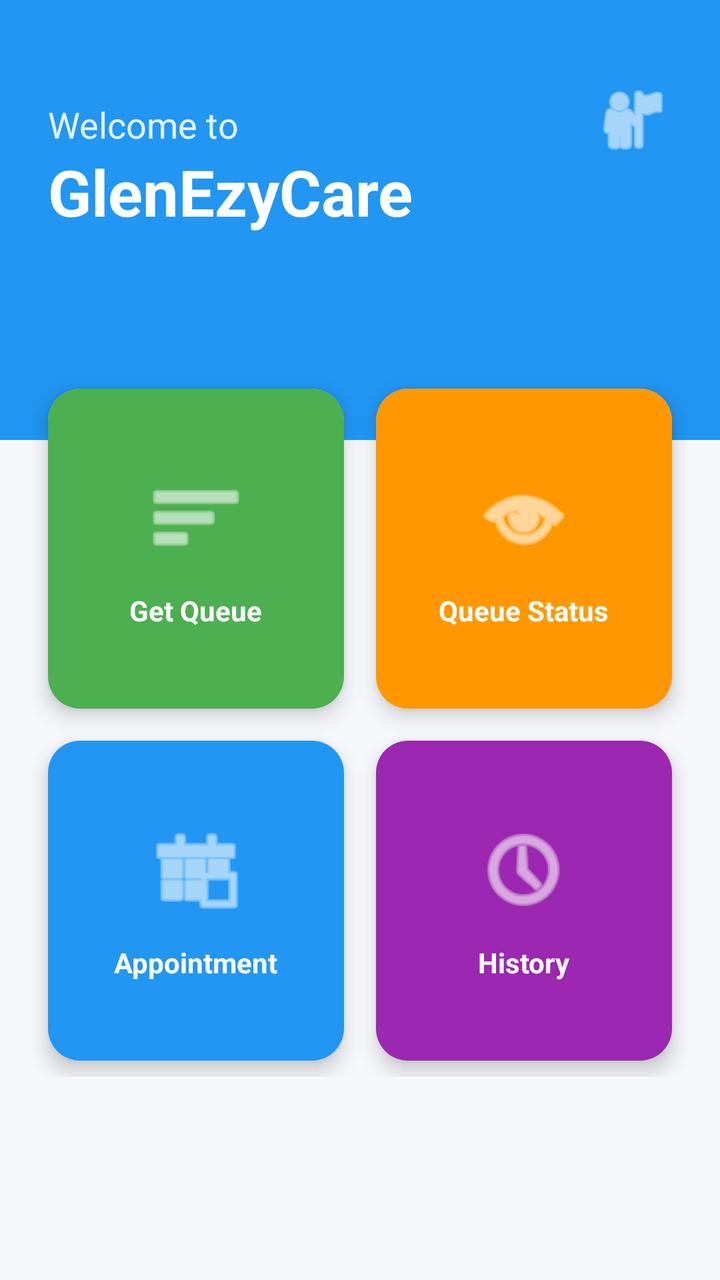
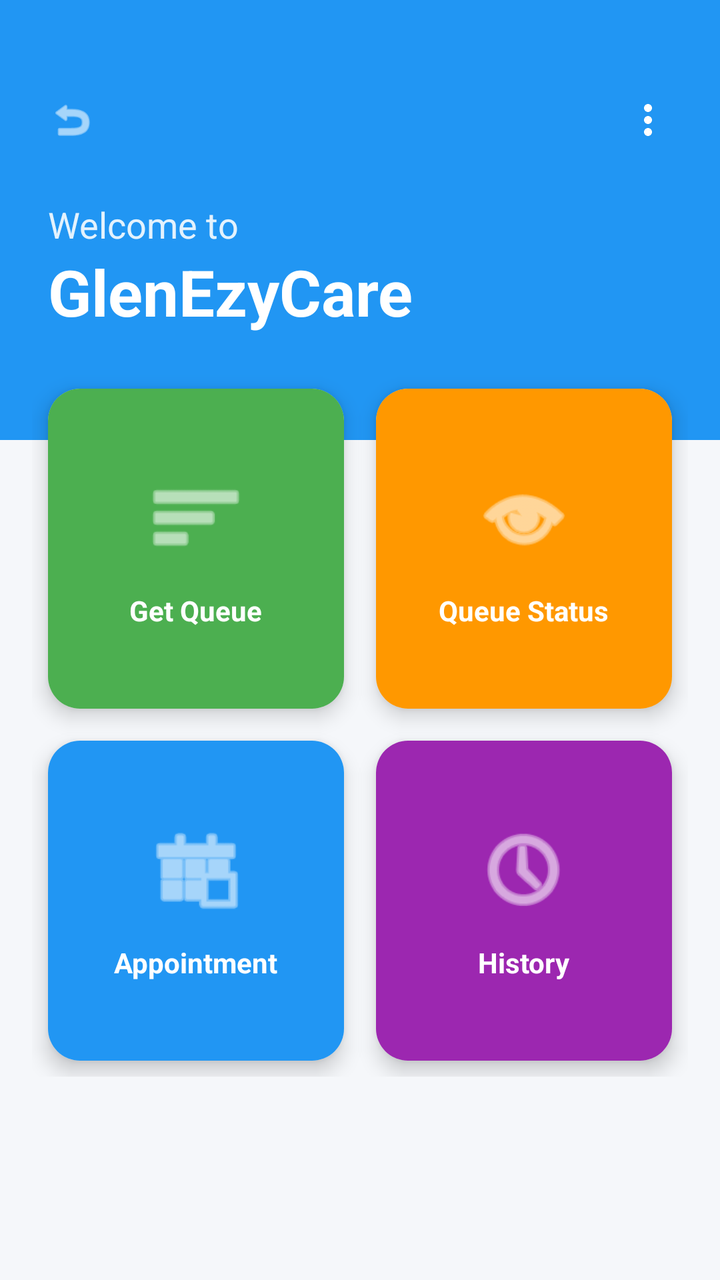

An Android layout rendered at two revisions. The XML below is the earlier revision; the diff shows what the commit changed to produce the second picture.
<!-- AndroidManifest.xml: application theme Theme.GlenEzyCareApps -->
<!-- res/layout/activity_patient_home.xml -->
<?xml version="1.0" encoding="utf-8"?>
<androidx.constraintlayout.widget.ConstraintLayout xmlns:android="http://schemas.android.com/apk/res/android"
    xmlns:app="http://schemas.android.com/apk/res-auto"
    android:layout_width="match_parent"
    android:layout_height="match_parent"
    android:background="#F5F7FA">

    
    <View
        android:id="@+id/topHeader"
        android:layout_width="match_parent"
        android:layout_height="220dp"
        android:background="#2196F3"
        app:layout_constraintTop_toTopOf="parent" />

    <ImageView
        android:id="@+id/btnProfile"
        android:layout_width="40dp"
        android:layout_height="40dp"
        android:layout_marginTop="40dp"
        android:layout_marginEnd="24dp"
        android:src="@android:drawable/ic_menu_myplaces"
        app:layout_constraintEnd_toEndOf="parent"
        app:layout_constraintTop_toTopOf="parent"
        app:tint="@color/white" />

    <TextView
        android:id="@+id/tvWelcome"
        android:layout_width="wrap_content"
        android:layout_height="wrap_content"
        android:layout_marginStart="24dp"
        android:layout_marginTop="50dp"
        android:text="Welcome to"
        android:textColor="#E3F2FD"
        android:textSize="18sp"
        app:layout_constraintStart_toStartOf="parent"
        app:layout_constraintTop_toTopOf="parent" />

    <TextView
        android:layout_width="wrap_content"
        android:layout_height="wrap_content"
        android:text="GlenEzyCare"
        android:textColor="@color/white"
        android:textSize="32sp"
        android:textStyle="bold"
        app:layout_constraintStart_toStartOf="@+id/tvWelcome"
        app:layout_constraintTop_toBottomOf="@+id/tvWelcome" />

    <androidx.core.widget.NestedScrollView
        android:layout_width="match_parent"
        android:layout_height="0dp"
        android:layout_marginTop="-50dp"
        app:layout_constraintBottom_toBottomOf="parent"
        app:layout_constraintTop_toBottomOf="@+id/topHeader">

        <GridLayout
            android:layout_width="match_parent"
            android:layout_height="wrap_content"
            android:alignmentMode="alignMargins"
            android:columnCount="2"
            android:padding="16dp">

            
            <androidx.cardview.widget.CardView
                android:id="@+id/btnQueue"
                android:layout_width="0dp"
                android:layout_height="160dp"
                android:layout_columnWeight="1"
                android:layout_margin="8dp"
                app:cardCornerRadius="16dp"
                app:cardElevation="6dp">

                <LinearLayout
                    android:layout_width="match_parent"
                    android:layout_height="match_parent"
                    android:background="#4CAF50"
                    android:gravity="center"
                    android:orientation="vertical">

                    <ImageView
                        android:layout_width="50dp"
                        android:layout_height="50dp"
                        android:src="@android:drawable/ic_menu_sort_by_size"
                        app:tint="@color/white" />

                    <TextView
                        android:layout_width="wrap_content"
                        android:layout_height="wrap_content"
                        android:layout_marginTop="12dp"
                        android:text="Get Queue"
                        android:textColor="@color/white"
                        android:textStyle="bold" />
                </LinearLayout>
            </androidx.cardview.widget.CardView>

            
            <androidx.cardview.widget.CardView
                android:id="@+id/btnQueueStatus"
                android:layout_width="0dp"
                android:layout_height="160dp"
                android:layout_columnWeight="1"
                android:layout_margin="8dp"
                app:cardCornerRadius="16dp"
                app:cardElevation="6dp">

                <LinearLayout
                    android:layout_width="match_parent"
                    android:layout_height="match_parent"
                    android:background="#FF9800"
                    android:gravity="center"
                    android:orientation="vertical">

                    <ImageView
                        android:layout_width="50dp"
                        android:layout_height="50dp"
                        android:src="@android:drawable/ic_menu_view"
                        app:tint="@color/white" />

                    <TextView
                        android:layout_width="wrap_content"
                        android:layout_height="wrap_content"
                        android:layout_marginTop="12dp"
                        android:text="Queue Status"
                        android:textColor="@color/white"
                        android:textStyle="bold" />
                </LinearLayout>
            </androidx.cardview.widget.CardView>

            
            <androidx.cardview.widget.CardView
                android:id="@+id/btnAppointment"
                android:layout_width="0dp"
                android:layout_height="160dp"
                android:layout_columnWeight="1"
                android:layout_margin="8dp"
                app:cardCornerRadius="16dp"
                app:cardElevation="6dp">

                <LinearLayout
                    android:layout_width="match_parent"
                    android:layout_height="match_parent"
                    android:background="#2196F3"
                    android:gravity="center"
                    android:orientation="vertical">

                    <ImageView
                        android:layout_width="50dp"
                        android:layout_height="50dp"
                        android:src="@android:drawable/ic_menu_today"
                        app:tint="@color/white" />

                    <TextView
                        android:layout_width="wrap_content"
                        android:layout_height="wrap_content"
                        android:layout_marginTop="12dp"
                        android:text="Appointment"
                        android:textColor="@color/white"
                        android:textStyle="bold" />
                </LinearLayout>
            </androidx.cardview.widget.CardView>

            
            <androidx.cardview.widget.CardView
                android:id="@+id/btnHistory"
                android:layout_width="0dp"
                android:layout_height="160dp"
                android:layout_columnWeight="1"
                android:layout_margin="8dp"
                app:cardCornerRadius="16dp"
                app:cardElevation="6dp">

                <LinearLayout
                    android:layout_width="match_parent"
                    android:layout_height="match_parent"
                    android:background="#9C27B0"
                    android:gravity="center"
                    android:orientation="vertical">

                    <ImageView
                        android:layout_width="50dp"
                        android:layout_height="50dp"
                        android:src="@android:drawable/ic_menu_recent_history"
                        app:tint="@color/white" />

                    <TextView
                        android:layout_width="wrap_content"
                        android:layout_height="wrap_content"
                        android:layout_marginTop="12dp"
                        android:text="History"
                        android:textColor="@color/white"
                        android:textStyle="bold" />
                </LinearLayout>
            </androidx.cardview.widget.CardView>

        </GridLayout>
    </androidx.core.widget.NestedScrollView>

</androidx.constraintlayout.widget.ConstraintLayout>
<!-- resources referenced by this layout -->
<resources>
  <color name="white">#FFFFFF</color>
  <style name="Theme.GlenEzyCareApps" parent="Theme.Material3.DayNight.NoActionBar">
  
          <item name="colorPrimary">@color/primary_blue</item>
          <item name="colorOnPrimary">@color/white</item>
  
          <item name="android:statusBarColor">@color/background_dark</item>
          <item name="android:navigationBarColor">@color/background_dark</item>
  
      </style>
  <color name="primary_blue">#1976D2</color>
  <color name="background_dark">#121212</color>
</resources>

<!-- the commit's change to res/layout/activity_patient_home.xml (unified diff, before → after) -->
@@ -14,27 +14,46 @@
         app:layout_constraintTop_toTopOf="parent" />
 
     <ImageView
-        android:id="@+id/btnProfile"
+        android:id="@+id/btnMenu"
         android:layout_width="40dp"
         android:layout_height="40dp"
         android:layout_marginTop="40dp"
-        android:layout_marginEnd="24dp"
-        android:src="@android:drawable/ic_menu_myplaces"
+        android:layout_marginEnd="16dp"
+        android:padding="8dp"
+        android:src="@drawable/ic_more_vert"
         app:layout_constraintEnd_toEndOf="parent"
         app:layout_constraintTop_toTopOf="parent"
-        app:tint="@color/white" />
+        app:tint="@color/white"
+        android:clickable="true"
+        android:focusable="true"
+        android:background="?attr/selectableItemBackgroundBorderless"/>
+
+    <ImageView
+        android:id="@+id/btnBack"
+        android:layout_width="40dp"
+        android:layout_height="40dp"
+        android:layout_marginStart="16dp"
+        android:layout_marginTop="40dp"
+        android:background="?attr/selectableItemBackgroundBorderless"
+        android:padding="8dp"
+        android:src="@android:drawable/ic_menu_revert"
+        app:layout_constraintStart_toStartOf="parent"
+        app:layout_constraintTop_toTopOf="parent"
+        app:tint="@color/white"
+        android:clickable="true"
+        android:focusable="true"/>
 
     <TextView
         android:id="@+id/tvWelcome"
         android:layout_width="wrap_content"
         android:layout_height="wrap_content"
         android:layout_marginStart="24dp"
-        android:layout_marginTop="50dp"
+        android:layout_marginTop="20dp"
         android:text="Welcome to"
         android:textColor="#E3F2FD"
         android:textSize="18sp"
         app:layout_constraintStart_toStartOf="parent"
-        app:layout_constraintTop_toTopOf="parent" />
+        app:layout_constraintTop_toBottomOf="@+id/btnBack" />
 
     <TextView
         android:layout_width="wrap_content"
<!-- resource entries referenced after the edit -->
@@ -1,6 +1,17 @@
 <!-- resources referenced by this layout -->
 <resources>
   <color name="white">#FFFFFF</color>
+  <!-- drawable ic_more_vert (drawable) -->
+  <vector xmlns:android="http://schemas.android.com/apk/res/android"
+      android:width="24dp"
+      android:height="24dp"
+      android:viewportWidth="24"
+      android:viewportHeight="24"
+      android:tint="?attr/colorControlNormal">
+    <path
+        android:fillColor="@android:color/white"
+        android:pathData="M12,8c1.1,0 2,-0.9 2,-2s-0.9,-2 -2,-2 -2,0.9 -2,2 0.9,2 2,2zM12,10c-1.1,0 -2,0.9 -2,2s0.9,2 2,2 2,-0.9 2,-2 -0.9,-2 -2,-2zM12,16c-1.1,0 -2,0.9 -2,2s0.9,2 2,2 2,-0.9 2,-2 -0.9,-2 -2,-2z"/>
+  </vector>
   <style name="Theme.GlenEzyCareApps" parent="Theme.Material3.DayNight.NoActionBar">
   
           <item name="colorPrimary">@color/primary_blue</item>
